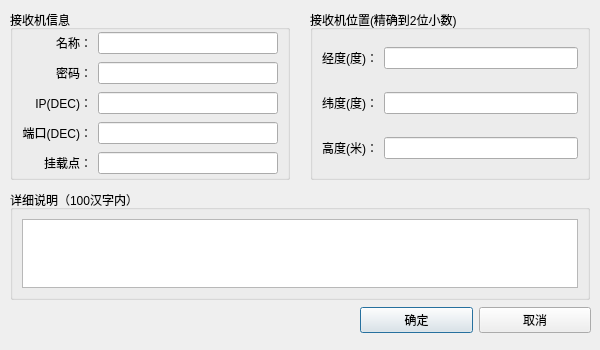
This is widget/dialog/receiver_edit_dialog.ui in yanghang8612/SMAMMainUI as Qt 5 draws it before an edit. The edited form follows.
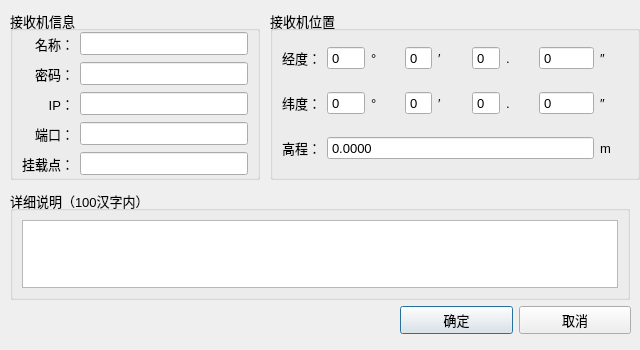
This is the edited form.

```diff
--- a/widget/dialog/receiver_edit_dialog.ui
+++ b/widget/dialog/receiver_edit_dialog.ui
@@ -9,10 +9,15 @@
    <rect>
     <x>0</x>
     <y>0</y>
-    <width>600</width>
+    <width>640</width>
     <height>350</height>
    </rect>
   </property>
+  <property name="font">
+   <font>
+    <pointsize>10</pointsize>
+   </font>
+  </property>
   <property name="windowTitle">
    <string>Dialog</string>
   </property>
@@ -21,7 +26,7 @@
     <rect>
      <x>10</x>
      <y>190</y>
-     <width>580</width>
+     <width>620</width>
      <height>110</height>
     </rect>
    </property>
@@ -39,7 +44,7 @@
     <rect>
      <x>10</x>
      <y>10</y>
-     <width>280</width>
+     <width>250</width>
      <height>170</height>
     </rect>
    </property>
@@ -82,7 +87,7 @@
     <item row="3" column="0">
      <widget class="QLabel" name="label_3">
       <property name="text">
-       <string>端口(DEC)：</string>
+       <string>端口：</string>
       </property>
       <property name="alignment">
        <set>Qt::AlignRight|Qt::AlignTrailing|Qt::AlignVCenter</set>
@@ -92,7 +97,7 @@
     <item row="2" column="0">
      <widget class="QLabel" name="label_2">
       <property name="text">
-       <string>IP(DEC)：</string>
+       <string>IP：</string>
       </property>
       <property name="alignment">
        <set>Qt::AlignRight|Qt::AlignTrailing|Qt::AlignVCenter</set>
@@ -120,70 +125,10 @@
     </item>
    </layout>
   </widget>
-  <widget class="QGroupBox" name="groupBox">
-   <property name="geometry">
-    <rect>
-     <x>310</x>
-     <y>10</y>
-     <width>280</width>
-     <height>170</height>
-    </rect>
-   </property>
-   <property name="title">
-    <string>接收机位置(精确到2位小数)</string>
-   </property>
-   <layout class="QGridLayout" name="gridLayout">
-    <property name="topMargin">
-     <number>0</number>
-    </property>
-    <property name="bottomMargin">
-     <number>0</number>
-    </property>
-    <item row="0" column="0">
-     <widget class="QLabel" name="label_4">
-      <property name="text">
-       <string>经度(度)：</string>
-      </property>
-      <property name="alignment">
-       <set>Qt::AlignRight|Qt::AlignTrailing|Qt::AlignVCenter</set>
-      </property>
-     </widget>
-    </item>
-    <item row="0" column="1">
-     <widget class="QLineEdit" name="longitudeEdit"/>
-    </item>
-    <item row="1" column="0">
-     <widget class="QLabel" name="label_5">
-      <property name="text">
-       <string>纬度(度)：</string>
-      </property>
-      <property name="alignment">
-       <set>Qt::AlignRight|Qt::AlignTrailing|Qt::AlignVCenter</set>
-      </property>
-     </widget>
-    </item>
-    <item row="1" column="1">
-     <widget class="QLineEdit" name="latitudeEdit"/>
-    </item>
-    <item row="2" column="0">
-     <widget class="QLabel" name="label_6">
-      <property name="text">
-       <string>高度(米)：</string>
-      </property>
-      <property name="alignment">
-       <set>Qt::AlignRight|Qt::AlignTrailing|Qt::AlignVCenter</set>
-      </property>
-     </widget>
-    </item>
-    <item row="2" column="1">
-     <widget class="QLineEdit" name="heightEdit"/>
-    </item>
-   </layout>
-  </widget>
   <widget class="QWidget" name="horizontalLayoutWidget">
    <property name="geometry">
     <rect>
-     <x>360</x>
+     <x>400</x>
      <y>300</y>
      <width>231</width>
      <height>41</height>
@@ -215,6 +160,213 @@
     </item>
    </layout>
   </widget>
+  <widget class="QGroupBox" name="groupBox">
+   <property name="geometry">
+    <rect>
+     <x>270</x>
+     <y>10</y>
+     <width>370</width>
+     <height>170</height>
+    </rect>
+   </property>
+   <property name="title">
+    <string>接收机位置</string>
+   </property>
+   <layout class="QGridLayout" name="gridLayout" columnstretch="1,1,1,1,1,1,1,2,1">
+    <property name="topMargin">
+     <number>0</number>
+    </property>
+    <property name="bottomMargin">
+     <number>0</number>
+    </property>
+    <item row="1" column="7">
+     <widget class="QSpinBox" name="latitudeFractionalPart">
+      <property name="buttonSymbols">
+       <enum>QAbstractSpinBox::NoButtons</enum>
+      </property>
+      <property name="maximum">
+       <number>9999999</number>
+      </property>
+     </widget>
+    </item>
+    <item row="0" column="0">
+     <widget class="QLabel" name="label_4">
+      <property name="text">
+       <string>经度：</string>
+      </property>
+      <property name="alignment">
+       <set>Qt::AlignRight|Qt::AlignTrailing|Qt::AlignVCenter</set>
+      </property>
+     </widget>
+    </item>
+    <item row="0" column="5">
+     <widget class="QSpinBox" name="longitudeSecond">
+      <property name="buttonSymbols">
+       <enum>QAbstractSpinBox::NoButtons</enum>
+      </property>
+     </widget>
+    </item>
+    <item row="0" column="2">
+     <widget class="QLabel" name="label_5">
+      <property name="text">
+       <string>°</string>
+      </property>
+     </widget>
+    </item>
+    <item row="1" column="1">
+     <widget class="QSpinBox" name="latitudeDegree">
+      <property name="buttonSymbols">
+       <enum>QAbstractSpinBox::NoButtons</enum>
+      </property>
+      <property name="minimum">
+       <number>-90</number>
+      </property>
+      <property name="maximum">
+       <number>90</number>
+      </property>
+     </widget>
+    </item>
+    <item row="0" column="6">
+     <widget class="QLabel" name="label_9">
+      <property name="text">
+       <string>.</string>
+      </property>
+     </widget>
+    </item>
+    <item row="2" column="0">
+     <widget class="QLabel" name="label_6">
+      <property name="text">
+       <string>高程：</string>
+      </property>
+      <property name="alignment">
+       <set>Qt::AlignRight|Qt::AlignTrailing|Qt::AlignVCenter</set>
+      </property>
+     </widget>
+    </item>
+    <item row="1" column="0">
+     <widget class="QLabel" name="label_10">
+      <property name="text">
+       <string>纬度：</string>
+      </property>
+      <property name="alignment">
+       <set>Qt::AlignRight|Qt::AlignTrailing|Qt::AlignVCenter</set>
+      </property>
+     </widget>
+    </item>
+    <item row="1" column="2">
+     <widget class="QLabel" name="label_11">
+      <property name="text">
+       <string>°</string>
+      </property>
+     </widget>
+    </item>
+    <item row="1" column="5">
+     <widget class="QSpinBox" name="latitudeSecond">
+      <property name="buttonSymbols">
+       <enum>QAbstractSpinBox::NoButtons</enum>
+      </property>
+     </widget>
+    </item>
+    <item row="0" column="1">
+     <widget class="QSpinBox" name="longitudeDegree">
+      <property name="buttonSymbols">
+       <enum>QAbstractSpinBox::NoButtons</enum>
+      </property>
+      <property name="minimum">
+       <number>-180</number>
+      </property>
+      <property name="maximum">
+       <number>180</number>
+      </property>
+     </widget>
+    </item>
+    <item row="1" column="3">
+     <widget class="QSpinBox" name="latitudeMinute">
+      <property name="buttonSymbols">
+       <enum>QAbstractSpinBox::NoButtons</enum>
+      </property>
+     </widget>
+    </item>
+    <item row="0" column="3">
+     <widget class="QSpinBox" name="longitudeMinute">
+      <property name="buttonSymbols">
+       <enum>QAbstractSpinBox::NoButtons</enum>
+      </property>
+     </widget>
+    </item>
+    <item row="0" column="4">
+     <widget class="QLabel" name="label_12">
+      <property name="text">
+       <string>′</string>
+      </property>
+     </widget>
+    </item>
+    <item row="0" column="8">
+     <widget class="QLabel" name="label_13">
+      <property name="text">
+       <string>″</string>
+      </property>
+     </widget>
+    </item>
+    <item row="0" column="7">
+     <widget class="QSpinBox" name="longitudeFractionalPart">
+      <property name="buttonSymbols">
+       <enum>QAbstractSpinBox::NoButtons</enum>
+      </property>
+      <property name="maximum">
+       <number>9999999</number>
+      </property>
+      <property name="value">
+       <number>0</number>
+      </property>
+     </widget>
+    </item>
+    <item row="2" column="1" colspan="7">
+     <widget class="QDoubleSpinBox" name="height">
+      <property name="buttonSymbols">
+       <enum>QAbstractSpinBox::NoButtons</enum>
+      </property>
+      <property name="decimals">
+       <number>4</number>
+      </property>
+      <property name="minimum">
+       <double>-9999.000000000000000</double>
+      </property>
+      <property name="maximum">
+       <double>9999.000000000000000</double>
+      </property>
+     </widget>
+    </item>
+    <item row="2" column="8">
+     <widget class="QLabel" name="label_14">
+      <property name="text">
+       <string>m</string>
+      </property>
+     </widget>
+    </item>
+    <item row="1" column="4">
+     <widget class="QLabel" name="label_15">
+      <property name="text">
+       <string>′</string>
+      </property>
+     </widget>
+    </item>
+    <item row="1" column="6">
+     <widget class="QLabel" name="label_16">
+      <property name="text">
+       <string>.</string>
+      </property>
+     </widget>
+    </item>
+    <item row="1" column="8">
+     <widget class="QLabel" name="label_17">
+      <property name="text">
+       <string>″</string>
+      </property>
+     </widget>
+    </item>
+   </layout>
+  </widget>
  </widget>
  <tabstops>
   <tabstop>receiverNameEdit</tabstop>
```
Left out of the diff: 3 changed lines with no effect on the pictures.
